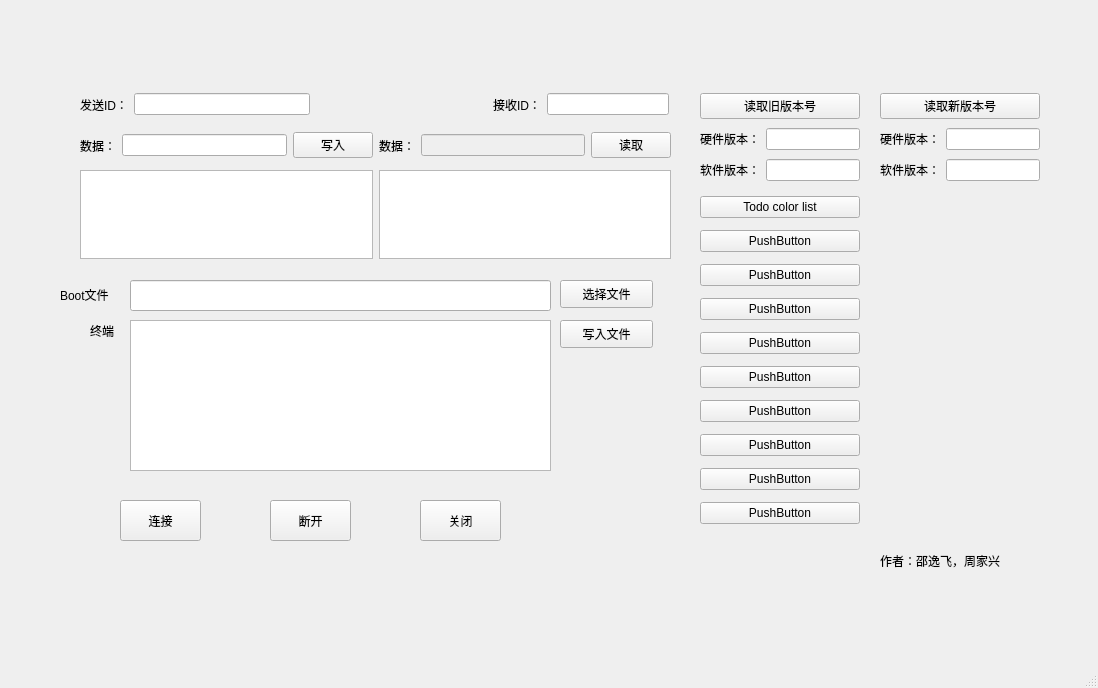
Before: the Qt Designer form TMS.ui in ZJX-Novice/TMStest, drawn with Qt 5.
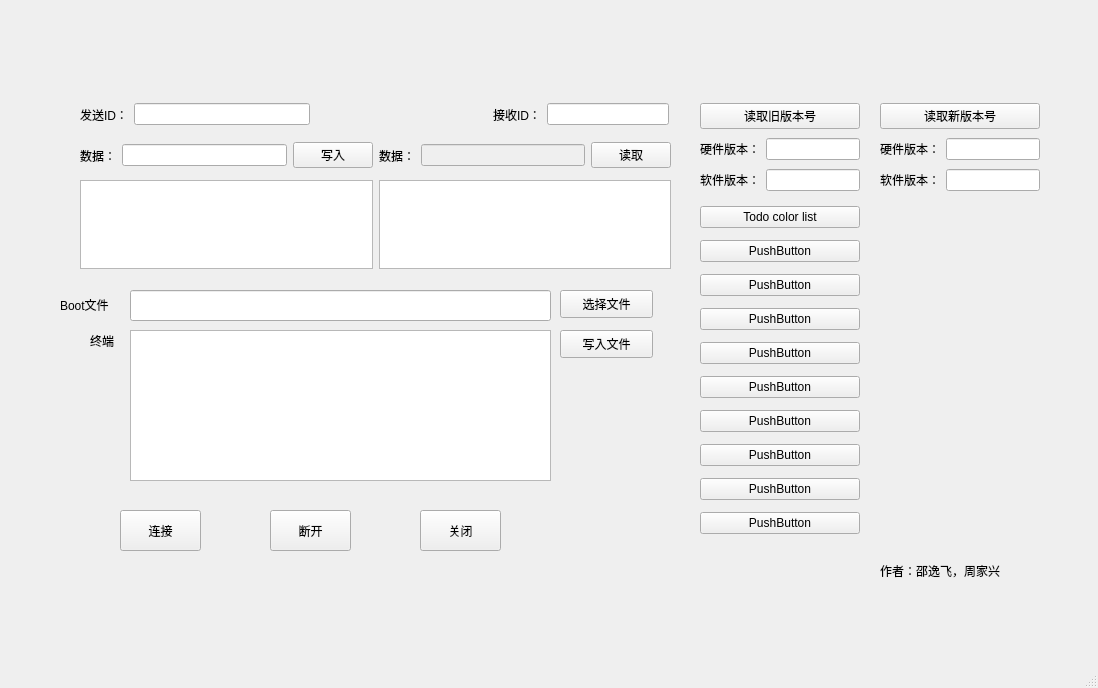
After: the same form once the commit is applied.

Commit message: 增加报文校验提示

Patch:
```diff
--- a/TMS.ui
+++ b/TMS.ui
@@ -18,7 +18,7 @@
     <property name="geometry">
      <rect>
       <x>420</x>
-      <y>500</y>
+      <y>510</y>
       <width>81</width>
       <height>41</height>
      </rect>
@@ -31,7 +31,7 @@
     <property name="geometry">
      <rect>
       <x>50</x>
-      <y>270</y>
+      <y>280</y>
       <width>621</width>
       <height>211</height>
      </rect>
@@ -113,7 +113,7 @@
     <property name="geometry">
      <rect>
       <x>80</x>
-      <y>170</y>
+      <y>180</y>
       <width>591</width>
       <height>89</height>
      </rect>
@@ -131,7 +131,7 @@
     <property name="geometry">
      <rect>
       <x>80</x>
-      <y>120</y>
+      <y>130</y>
       <width>591</width>
       <height>51</height>
      </rect>
@@ -189,7 +189,7 @@
     <property name="geometry">
      <rect>
       <x>80</x>
-      <y>90</y>
+      <y>100</y>
       <width>589</width>
       <height>29</height>
      </rect>
@@ -238,7 +238,7 @@
     <property name="geometry">
      <rect>
       <x>700</x>
-      <y>90</y>
+      <y>100</y>
       <width>160</width>
       <height>96</height>
      </rect>
@@ -285,7 +285,7 @@
     <property name="geometry">
      <rect>
       <x>880</x>
-      <y>90</y>
+      <y>100</y>
       <width>160</width>
       <height>96</height>
      </rect>
@@ -332,7 +332,7 @@
     <property name="geometry">
      <rect>
       <x>120</x>
-      <y>500</y>
+      <y>510</y>
       <width>81</width>
       <height>41</height>
      </rect>
@@ -345,7 +345,7 @@
     <property name="geometry">
      <rect>
       <x>270</x>
-      <y>500</y>
+      <y>510</y>
       <width>81</width>
       <height>41</height>
      </rect>
@@ -358,7 +358,7 @@
     <property name="geometry">
      <rect>
       <x>880</x>
-      <y>540</y>
+      <y>550</y>
       <width>201</width>
       <height>41</height>
      </rect>
@@ -371,7 +371,7 @@
     <property name="geometry">
      <rect>
       <x>700</x>
-      <y>170</y>
+      <y>180</y>
       <width>341</width>
       <height>321</height>
      </rect>
@@ -381,7 +381,7 @@
     <property name="geometry">
      <rect>
       <x>700</x>
-      <y>190</y>
+      <y>200</y>
       <width>160</width>
       <height>345</height>
      </rect>
```
The commit also changes 2 other files.
